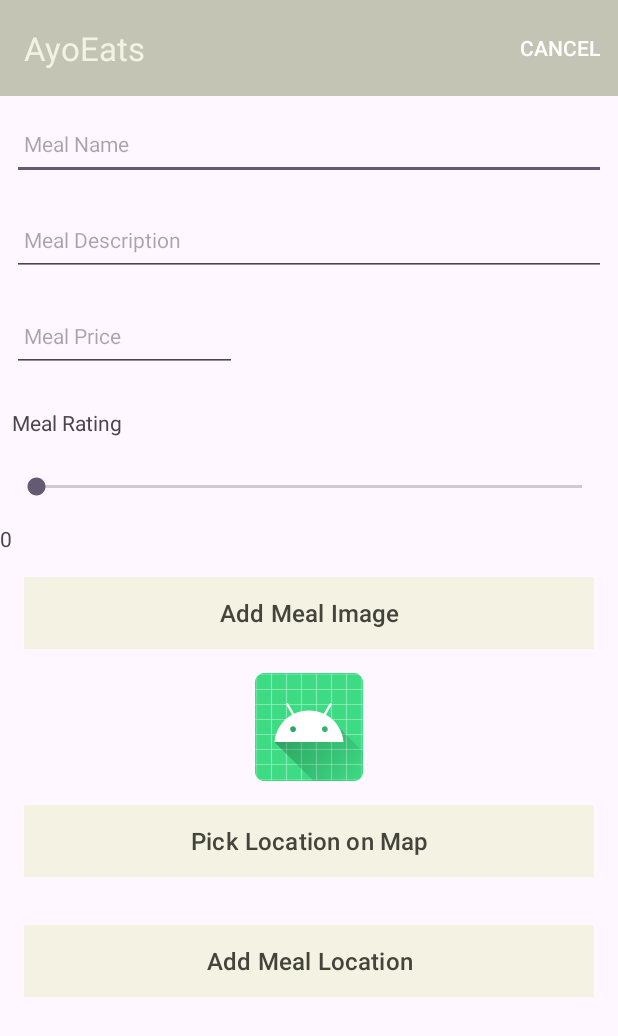
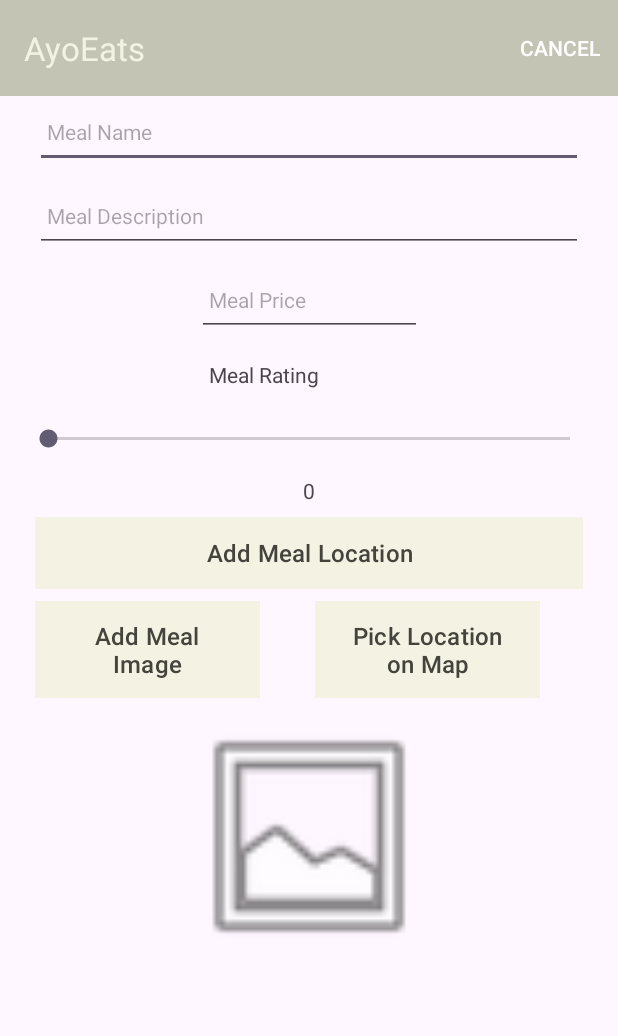
Before and after one commit to ayo-codes/Ayo-Eats-Android, an Android app: the MealLocationActivity screen opened directly, with no data from a screen before it, on a phone screen of 412 x 824 dp. Shown: the top 1036 px of the screen. Run offline under Robolectric (Android 15) with nearby library versions, the phone set to English and light mode, and no system bars; our stand-ins replace Picasso, Timber; 1 statement that could not run was skipped.

Commit message:
updated design of add meal location activity

```diff
--- a/app/src/main/res/layout/activity_meal_location.xml
+++ b/app/src/main/res/layout/activity_meal_location.xml
@@ -7,19 +7,22 @@
     android:layout_height="match_parent"
     tools:context="org.wit.ayoeats.activities.MealLocationActivity">
 
-    <RelativeLayout
-        android:layout_width="match_parent"
-        android:layout_height="wrap_content"
-        app:layout_constraintBottom_toBottomOf="parent"
-        app:layout_constraintTop_toTopOf="parent">
+<!--    <RelativeLayout-->
+<!--        android:layout_width="match_parent"-->
+<!--        android:layout_height="wrap_content"-->
+<!--        app:layout_constraintBottom_toBottomOf="parent"-->
+<!--        app:layout_constraintTop_toTopOf="parent">-->
 
         <com.google.android.material.appbar.AppBarLayout
             android:id="@+id/appBarLayout"
-            android:layout_width="match_parent"
+            android:layout_width="0dp"
             android:layout_height="wrap_content"
             android:background="@color/colorAccent"
             android:fitsSystemWindows="true"
             app:elevation="0dip"
+            app:layout_constraintEnd_toEndOf="parent"
+            app:layout_constraintStart_toStartOf="parent"
+            app:layout_constraintTop_toTopOf="parent"
             app:theme="@style/ThemeOverlay.AppCompat.Dark.ActionBar">
 
             <androidx.appcompat.widget.Toolbar
@@ -29,22 +32,37 @@
                 app:titleTextColor="@color/colorPrimary" />
         </com.google.android.material.appbar.AppBarLayout>
 
-        <ScrollView
+
+
+<!--        <ScrollView-->
+<!--            android:layout_width="match_parent"-->
+<!--            android:layout_height="match_parent"-->
+<!--            android:layout_below="@id/appBarLayout"-->
+<!--            android:fillViewport="true">-->
+
+<!--            <LinearLayout-->
+<!--                android:layout_width="match_parent"-->
+<!--                android:layout_height="wrap_content"-->
+<!--                android:orientation="vertical">-->
+
+            <androidx.constraintlayout.widget.ConstraintLayout
                 android:layout_width="match_parent"
-            android:layout_height="match_parent"
-            android:layout_below="@id/appBarLayout"
-            android:fillViewport="true">
+                android:layout_height="650dp"
+                android:layout_marginEnd="8dp"
+                android:layout_marginStart="8dp"
+                app:layout_constraintEnd_toEndOf="parent"
+                app:layout_constraintStart_toStartOf="parent"
+                app:layout_constraintTop_toTopOf="parent">
 
-            <LinearLayout
-                android:layout_width="match_parent"
-                android:layout_height="wrap_content"
-                android:orientation="vertical">
 
                     <EditText
                         android:id="@+id/mealName"
-                    android:layout_width="match_parent"
+                        android:layout_width="365dp"
                         android:layout_height="48dp"
-                    android:layout_margin="8dp"
+                        android:layout_marginStart="8dp"
+                        android:layout_marginTop="64dp"
+                        android:layout_marginEnd="8dp"
+                        android:ems="10"
                         android:autofillHints="hint"
                         android:hint="@string/hint_mealName"
                         android:inputType="text"
@@ -52,13 +70,20 @@
                         android:maxLines="1"
                         android:padding="8dp"
                         android:textColor="@color/colorPrimaryDark"
+                        app:layout_constraintEnd_toEndOf="parent"
+                        app:layout_constraintHorizontal_bias="0.503"
+                        app:layout_constraintStart_toStartOf="parent"
+                        app:layout_constraintTop_toTopOf="parent"
                         android:textSize="14sp" />
 
                     <EditText
                         android:id="@+id/mealDescription"
-                    android:layout_width="match_parent"
+                        android:layout_width="365dp"
                         android:layout_height="48dp"
-                    android:layout_margin="8dp"
+                        android:layout_marginStart="8dp"
+                        android:layout_marginTop="8dp"
+                        android:layout_marginEnd="8dp"
+                        android:ems="10"
                         android:autofillHints="hint"
                         android:hint="@string/hint_mealDescription"
                         android:inputType="text"
@@ -66,13 +91,19 @@
                         android:maxLines="3"
                         android:padding="8dp"
                         android:textColor="@color/colorPrimaryDark"
+                        app:layout_constraintEnd_toEndOf="parent"
+                        app:layout_constraintStart_toStartOf="parent"
+                        app:layout_constraintTop_toBottomOf="@id/mealName"
                         android:textSize="14sp" />
 
                     <EditText
                         android:id="@+id/mealPrice"
                         android:layout_width="150dp"
                         android:layout_height="48dp"
-                    android:layout_margin="8dp"
+                        android:layout_marginStart="8dp"
+                        android:layout_marginTop="8dp"
+                        android:layout_marginEnd="8dp"
+                        android:ems="10"
                         android:autofillHints="hint"
                         android:hint="@string/hint_mealPrice"
                         android:inputType="numberDecimal"
@@ -80,22 +111,35 @@
                         android:maxLines="1"
                         android:padding="8dp"
                         android:textColor="@color/colorPrimaryDark"
+                        app:layout_constraintEnd_toEndOf="parent"
+                        app:layout_constraintStart_toStartOf="parent"
+                        app:layout_constraintTop_toBottomOf="@id/mealDescription"
                         android:textSize="14sp" />
 
                 <TextView
                     android:id="@+id/mealRatingLabel"
-                    android:layout_width="match_parent"
+                    android:layout_width="150dp"
                     android:layout_height="wrap_content"
+                    android:layout_marginStart="8dp"
                     android:layout_marginTop="8dp"
+                    android:layout_marginEnd="8dp"
                     android:padding="8dp"
+                    android:text="@string/hint_mealRating"
                     android:textSize="14sp"
-                    android:text="Meal Rating" />
+                    app:layout_constraintEnd_toEndOf="parent"
+                    app:layout_constraintStart_toStartOf="parent"
+                    app:layout_constraintTop_toBottomOf="@id/mealPrice" />
 
                     <SeekBar
                         android:id="@+id/seekBarRatings"
                         android:layout_width="match_parent"
                         android:layout_height="wrap_content"
-                    android:layout_margin="8dp"
+                        android:layout_marginStart="8dp"
+                        android:layout_marginTop="8dp"
+                        android:layout_marginEnd="8dp"
+                        app:layout_constraintEnd_toEndOf="parent"
+                        app:layout_constraintStart_toStartOf="parent"
+                        app:layout_constraintTop_toBottomOf="@id/mealRatingLabel"
                         android:labelFor="@id/mealRatingLabel"
                         android:min="0"
                         android:max="5"
@@ -106,59 +150,91 @@
                     android:id="@+id/RatingsProgress"
                     android:layout_width="match_parent"
                     android:layout_height="wrap_content"
+                    android:layout_marginStart="8dp"
+                    android:layout_marginTop="8dp"
+                    android:layout_marginEnd="8dp"
+                    android:text="@string/textview_rating_progress"
+                    android:textAlignment="center"
                     android:textSize="14sp"
-                    android:text="@string/textview_rating_progress" />
+                    app:layout_constraintEnd_toEndOf="parent"
+
+                    app:layout_constraintStart_toStartOf="parent"
+                    app:layout_constraintTop_toBottomOf="@id/seekBarRatings" />
+
+                <Button
+                    android:id="@+id/btnAdd"
+                    android:layout_width="365dp"
+                    android:layout_height="wrap_content"
+                    android:layout_marginEnd="8dp"
+                    android:layout_marginStart="8dp"
+                    android:layout_marginTop="8dp"
+                    android:background="@color/colorAccent"
+                    android:paddingTop="8dp"
+                    android:paddingBottom="8dp"
+                    android:stateListAnimator="@null"
+                    android:text="@string/button_add_MealLocation"
+                    android:textColor="@color/colorPrimaryDark"
+                    app:layout_constraintEnd_toEndOf="parent"
+                    app:layout_constraintStart_toStartOf="parent"
+                    app:layout_constraintTop_toBottomOf="@id/RatingsProgress"
+                    android:textSize="16sp" />
 
                     <Button
                         android:id="@+id/chooseImage"
-                    android:layout_width="match_parent"
+                        android:layout_width="150dp"
                         android:layout_height="wrap_content"
-                    android:layout_margin="16dp"
+                        android:layout_marginTop="8dp"
                         android:background="@color/colorAccent"
                         android:paddingBottom="8dp"
                         android:paddingTop="8dp"
                         android:text="@string/button_addImage"
                         android:textColor="@color/colorPrimaryDark"
+                        app:layout_constraintStart_toStartOf="@id/btnAdd"
+                        app:layout_constraintTop_toBottomOf="@id/btnAdd"
                         android:textSize="16sp"/>
 
-                <ImageView
-                    android:id="@+id/mealLocationImage"
-                    android:layout_width="match_parent"
-                    android:layout_height="wrap_content"
-                    app:srcCompat="@mipmap/ic_launcher"/>
+
 
                     <Button
                         android:id="@+id/btnMealLocationMap"
-                    android:layout_width="match_parent"
+                        android:layout_width="150dp"
                         android:layout_height="wrap_content"
-                    android:layout_margin="16dp"
+                        android:layout_marginStart="8dp"
+                        android:layout_marginTop="8dp"
                         android:background="@color/colorAccent"
                         android:paddingBottom="8dp"
                         android:paddingTop="8dp"
                         android:stateListAnimator="@null"
                         android:text="@string/button_location_map"
                         android:textColor="@color/colorPrimaryDark"
+                        app:layout_constraintEnd_toEndOf="@id/btnAdd"
+                        app:layout_constraintStart_toEndOf="@id/chooseImage"
+                        app:layout_constraintTop_toBottomOf="@id/btnAdd"
                         android:textSize="16sp"/>
 
-
-                <Button
-                    android:id="@+id/btnAdd"
-                    android:layout_width="match_parent"
-                    android:layout_height="wrap_content"
-                    android:layout_margin="16dp"
-                    android:background="@color/colorAccent"
-                    android:paddingTop="8dp"
-                    android:paddingBottom="8dp"
-                    android:stateListAnimator="@null"
-                    android:text="@string/button_add_MealLocation"
-                    android:textColor="@color/colorPrimaryDark"
-                    android:textSize="16sp" />
+                <ImageView
+                    android:id="@+id/mealLocationImage"
+                    android:layout_width="0dp"
+                    android:layout_height="0dp"
+                    android:layout_marginStart="8dp"
+                    android:layout_marginTop="8dp"
+                    android:layout_marginEnd="8dp"
+                    android:layout_marginBottom="8dp"
+                    app:layout_constraintBottom_toBottomOf="parent"
+                    app:layout_constraintEnd_toEndOf="parent"
+                    app:layout_constraintHorizontal_bias="0.555"
+                    app:layout_constraintStart_toStartOf="parent"
+                    app:layout_constraintTop_toBottomOf="@id/btnMealLocationMap"
+                    app:layout_constraintVertical_bias="0.173"
+                    android:contentDescription="@string/button_addImage"
+                    app:srcCompat="@android:drawable/ic_menu_gallery" />
 
 
 
 
-            </LinearLayout>
-        </ScrollView>
+            </androidx.constraintlayout.widget.ConstraintLayout>
+    <!--            </LinearLayout>-->
+<!--        </ScrollView>-->
 
-    </RelativeLayout>
+<!--    </RelativeLayout>-->
 </androidx.constraintlayout.widget.ConstraintLayout>
--- a/app/src/main/res/layout/content_meal_location_maps.xml
+++ b/app/src/main/res/layout/content_meal_location_maps.xml
@@ -60,9 +60,9 @@
 
     <com.google.android.gms.maps.MapView
         android:id="@+id/mapView"
-        android:layout_width="378dp"
-        android:layout_height="537dp"
-        android:layout_marginBottom="16dp"
+        android:layout_width="0dp"
+        android:layout_height="0dp"
+        android:layout_margin="16dp"
         app:layout_constraintBottom_toTopOf="@+id/cardView"
         app:layout_constraintEnd_toEndOf="parent"
         app:layout_constraintHorizontal_bias="0.484"
```
Lines whose indentation alone changed are shown as unchanged.
